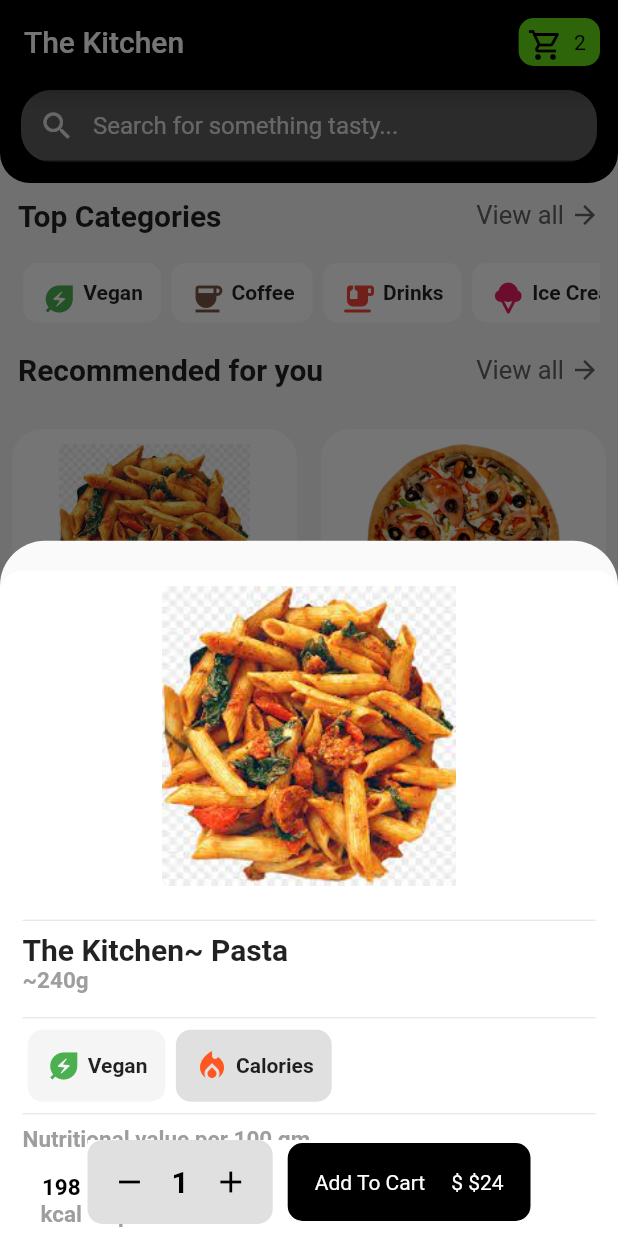
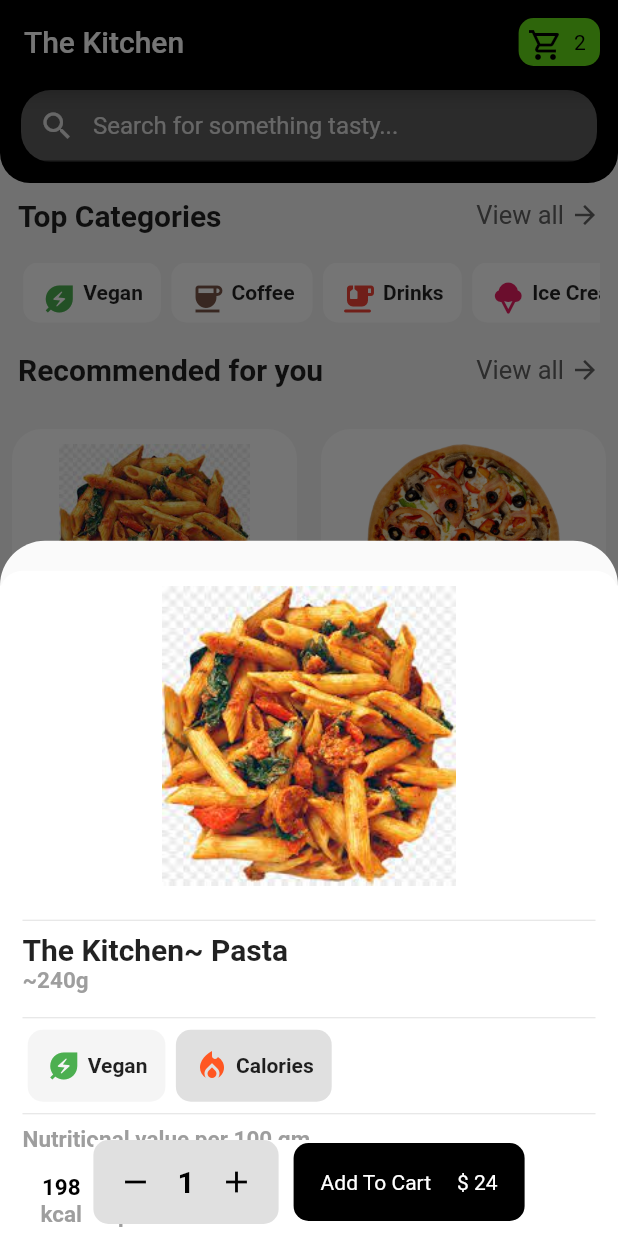
Before and after one commit to anuragdhunna/food_order_ui, a Flutter app: the screen it shows after launch, after a tap on "Pasta", on a phone screen of 412 x 824 dp. Run offline on Flutter 3.47's test engine with Material 2 defaults, Android fonts, the phone set to English and light mode, and no system bars.

```diff
--- a/lib/screens/home_screen.dart
+++ b/lib/screens/home_screen.dart
@@ -1,8 +1,10 @@
 import 'package:flutter/material.dart';
 import 'package:food_order_ui/models/food_item.dart';
 import 'package:food_order_ui/utils/constants.dart';
+import 'package:food_order_ui/utils/widgets/add_remove_button.dart';
 
 import '../utils/widgetFunctions.dart';
+import 'cart_screen.dart';
 
 class HomeScreen extends StatefulWidget {
   const HomeScreen({Key? key}) : super(key: key);
@@ -15,16 +17,16 @@ class _HomeScreenState extends State<HomeScreen> {
   @override
   Widget build(BuildContext context) {
     List<FoodItem> foodItems = [];
+    foodItems.add(
+        const FoodItem(imagePath: Constants.pasta, name: 'Pasta', price: '24'));
+    foodItems.add(
+        const FoodItem(imagePath: Constants.pizza, name: 'Pizza', price: '21'));
     foodItems.add(const FoodItem(
-        imagePath: Constants.pasta, name: 'Pasta', price: '\$24'));
+        imagePath: Constants.quinoa, name: 'Quinoa', price: '34'));
     foodItems.add(const FoodItem(
-        imagePath: Constants.pizza, name: 'Pizza', price: '\$21'));
-    foodItems.add(const FoodItem(
-        imagePath: Constants.quinoa, name: 'Quinoa', price: '\$34'));
-    foodItems.add(const FoodItem(
-        imagePath: Constants.burger, name: 'Burger', price: '\$14'));
-    foodItems.add(const FoodItem(
-        imagePath: Constants.pizza, name: 'Pizza', price: '\$41'));
+        imagePath: Constants.burger, name: 'Burger', price: '14'));
+    foodItems.add(
+        const FoodItem(imagePath: Constants.pizza, name: 'Pizza', price: '41'));
     return SafeArea(
         child: Scaffold(
       floatingActionButton: Container(
@@ -133,9 +135,7 @@ class _HomeScreenState extends State<HomeScreen> {
                 ),
                 itemBuilder: (BuildContext context, int index) {
                   return FoodItemWidget(
-                    name: foodItems[index].name,
-                    price: foodItems[index].price,
-                    imagePath: foodItems[index].imagePath,
+                    foodItem: foodItems[index],
                   );
                 },
               ),
@@ -177,15 +177,11 @@ class _HomeScreenState extends State<HomeScreen> {
 }
 
 class FoodItemWidget extends StatelessWidget {
-  final String imagePath;
-  final String name;
-  final String price;
+  final FoodItem foodItem;
 
   const FoodItemWidget({
     Key? key,
-    required this.imagePath,
-    required this.name,
-    required this.price,
+    required this.foodItem,
   }) : super(key: key);
 
   @override
@@ -203,7 +199,10 @@ class FoodItemWidget extends StatelessWidget {
           child: Column(
             children: [
               addVerticalSpace(10),
-              SizedBox(height: 130, width: 130, child: Image.asset(imagePath)),
+              SizedBox(
+                  height: 130,
+                  width: 130,
+                  child: Image.asset(foodItem.imagePath)),
               addVerticalSpace(10),
               Padding(
                 padding: const EdgeInsets.all(8.0),
@@ -212,14 +211,14 @@ class FoodItemWidget extends StatelessWidget {
                     SizedBox(
                       width: 100,
                       child: Text(
-                        name,
+                        foodItem.name,
                         maxLines: 2,
                         style: const TextStyle(fontWeight: FontWeight.bold),
                       ),
                     ),
                     const Spacer(),
                     Text(
-                      price,
+                      foodItem.price,
                       style: const TextStyle(fontWeight: FontWeight.bold),
                     ),
                   ],
@@ -265,7 +264,7 @@ class FoodItemWidget extends StatelessWidget {
                                       topLeft: Radius.circular(20))),
                               height: 200,
                               width: double.infinity,
-                              child: Image.asset(imagePath)),
+                              child: Image.asset(foodItem.imagePath)),
                         ),
                       ),
                       Padding(
@@ -278,7 +277,7 @@ class FoodItemWidget extends StatelessWidget {
                             children: [
                               const Divider(),
                               Text(
-                                'The Kitchen~ $name',
+                                'The Kitchen~ ${foodItem.name}',
                                 maxLines: 2,
                                 textAlign: TextAlign.left,
                                 style: const TextStyle(
@@ -355,42 +354,7 @@ class FoodItemWidget extends StatelessWidget {
                     color: Colors.white,
                     child: Row(
                       children: [
-                        Container(
-                            decoration: BoxDecoration(
-                                color: Constants.grey100,
-                                borderRadius: const BorderRadius.all(
-                                    Radius.circular(10))),
-                            child: Padding(
-                              padding: const EdgeInsets.all(8.0),
-                              child: Row(
-                                children: const [
-                                  Padding(
-                                    padding: EdgeInsets.all(8.0),
-                                    child: Icon(
-                                      Icons.remove,
-                                      color: Colors.black,
-                                    ),
-                                  ),
-                                  Padding(
-                                    padding: EdgeInsets.all(8.0),
-                                    child: Text(
-                                      '1',
-                                      style: TextStyle(
-                                          color: Colors.black,
-                                          fontSize: 20,
-                                          fontWeight: FontWeight.bold),
-                                    ),
-                                  ),
-                                  Padding(
-                                    padding: EdgeInsets.all(8.0),
-                                    child: Icon(
-                                      Icons.add,
-                                      color: Colors.black,
-                                    ),
-                                  ),
-                                ],
-                              ),
-                            )),
+                        const AddRemoveButton(),
                         addHorizontalSpace(10),
                         Container(
                             decoration: const BoxDecoration(
@@ -403,13 +367,24 @@ class FoodItemWidget extends StatelessWidget {
                                 padding: const EdgeInsets.all(10.0),
                                 child: Row(
                                   children: [
-                                    const Text(
-                                      'Add To Cart     ',
-                                      style: TextStyle(color: Colors.white),
+                                    InkWell(
+                                      onTap: () {
+                                        Navigator.push(
+                                          context,
+                                          MaterialPageRoute(
+                                              builder: (context) => CartScreen(
+                                                    foodItem: foodItem,
+                                                  )),
+                                        );
+                                      },
+                                      child: const Text(
+                                        'Add To Cart     ',
+                                        style: TextStyle(color: Colors.white),
+                                      ),
                                     ),
                                     // const Spacer(),
                                     Text(
-                                      '\$ $price',
+                                      '\$ ${foodItem.price}',
                                       style:
                                           const TextStyle(color: Colors.white),
                                     ),
--- /dev/null
+++ b/lib/utils/widgets/add_remove_button.dart
@@ -0,0 +1,50 @@
+import 'package:flutter/material.dart';
+
+import '../constants.dart';
+
+class AddRemoveButton extends StatelessWidget {
+  final double? padding;
+  const AddRemoveButton({
+    Key? key,
+    this.padding,
+  }) : super(key: key);
+
+  @override
+  Widget build(BuildContext context) {
+    return Container(
+        decoration: BoxDecoration(
+            color: Constants.grey100,
+            borderRadius: const BorderRadius.all(Radius.circular(10))),
+        child: Padding(
+          padding: EdgeInsets.all(padding ?? 8.0),
+          child: Row(
+            children: [
+              Padding(
+                padding: EdgeInsets.all(padding ?? 8.0),
+                child: const Icon(
+                  Icons.remove,
+                  color: Colors.black,
+                ),
+              ),
+              Padding(
+                padding: EdgeInsets.all(padding ?? 8.0),
+                child: const Text(
+                  '1',
+                  style: TextStyle(
+                      color: Colors.black,
+                      fontSize: 20,
+                      fontWeight: FontWeight.bold),
+                ),
+              ),
+              Padding(
+                padding: EdgeInsets.all(padding ?? 8.0),
+                child: const Icon(
+                  Icons.add,
+                  color: Colors.black,
+                ),
+              ),
+            ],
+          ),
+        ));
+  }
+}
```
Also changed, not shown: lib/screens/cart_screen.dart (added, +161 -0 lines), lib/utils/widgets/cart_food_Item.dart (added).
